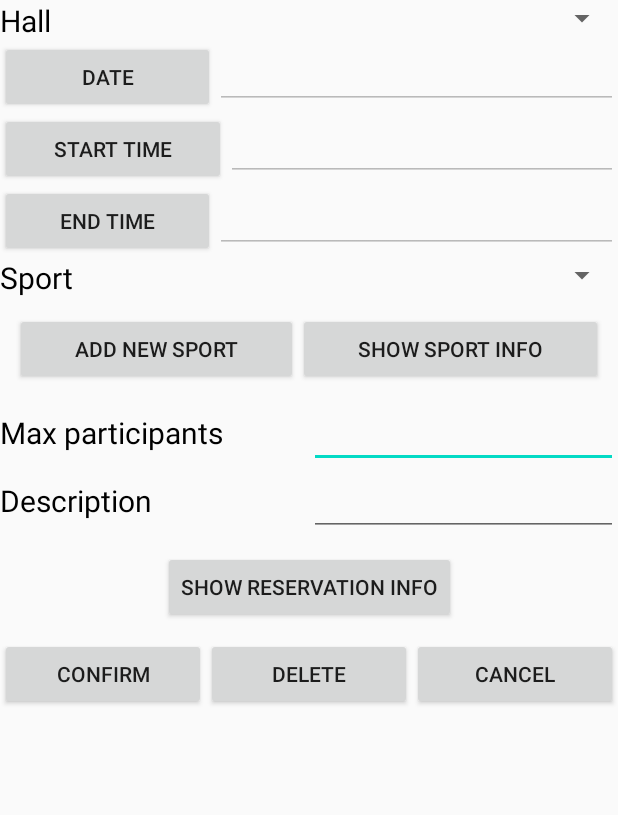
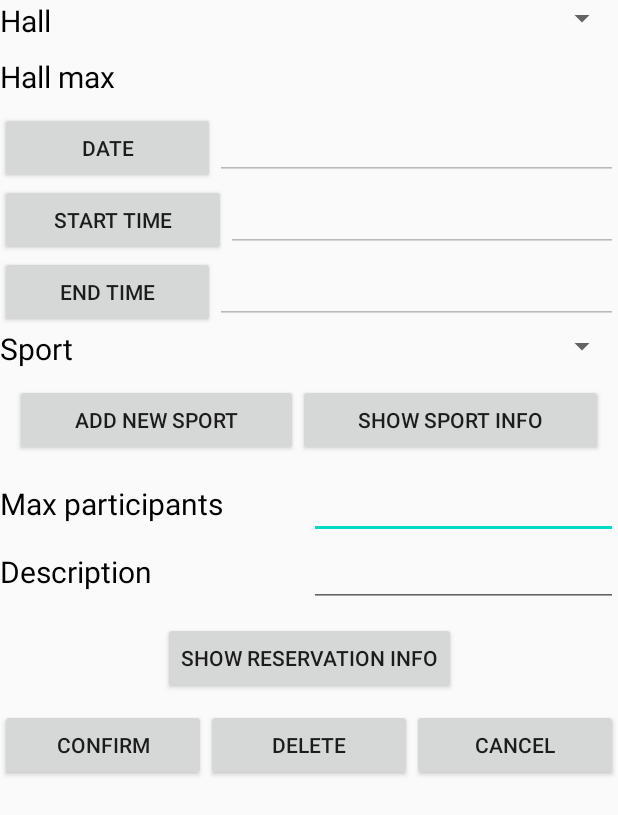
Before and after one commit to joonatan-r/OOP_project, an Android app: the layout fragment_edit_reservation.xml on its own in the app's theme, with its tools: preview values and no code run, on a phone screen of 412 x 824 dp. Shown: the top 815 px of the screen. Run offline under Robolectric (Android 15) with nearby library versions, the phone set to English and light mode, and no system bars.

Commit message:
improvements, users can now see hall max

```diff
--- a/app/src/main/java/com/example/oop_project/ui/my_account/MyAccountFragment.java
+++ b/app/src/main/java/com/example/oop_project/ui/my_account/MyAccountFragment.java
@@ -186,7 +186,7 @@ public class MyAccountFragment extends Fragment {
             }
 
             if (newName != null) {
-                ((MainActivity) requireActivity()).setUsername(newName);
+                ((MainActivity) requireActivity()).setCurrentUsername(newName);
             }
 
             Toast.makeText(requireContext(), "Changes made successfully", Toast.LENGTH_SHORT).show();
--- a/app/src/main/res/layout/fragment_edit_reservation.xml
+++ b/app/src/main/res/layout/fragment_edit_reservation.xml
@@ -30,6 +30,34 @@
                 android:layout_width="wrap_content"
                 android:layout_height="wrap_content"
                 android:layout_weight="1" />
+
+        </LinearLayout>
+
+        <LinearLayout
+            android:id="@+id/hallMaxLayout"
+            android:layout_width="match_parent"
+            android:layout_height="wrap_content"
+            android:orientation="horizontal"
+            android:paddingTop="10dp"
+            android:paddingBottom="10dp">
+
+            <TextView
+                android:id="@+id/hallMaxDesc"
+                android:layout_width="match_parent"
+                android:layout_height="wrap_content"
+                android:layout_weight="1"
+                android:maxLines="1"
+                android:text="Hall max"
+                android:textColor="@android:color/primary_text_light"
+                android:textSize="20sp" />
+
+            <TextView
+                android:id="@+id/hallMaxInfo"
+                android:layout_width="match_parent"
+                android:layout_height="wrap_content"
+                android:layout_weight="1"
+                android:textColor="@android:color/primary_text_light"
+                android:textSize="20sp" />
 
         </LinearLayout>
 
```
Also changed, not shown: app/src/main/java/com/example/oop_project/MainActivity.java (+8 -8 lines), app/src/main/java/com/example/oop_project/ui/edit_reservation/EditReservationFragment.java (+26 -11 lines), app/src/main/java/com/example/oop_project/ui/new_reservation/NewReservationFragment.java (+26 -11 lines), app/src/main/res/layout/fragment_new_reservation.xml (+28 -0 lines).
